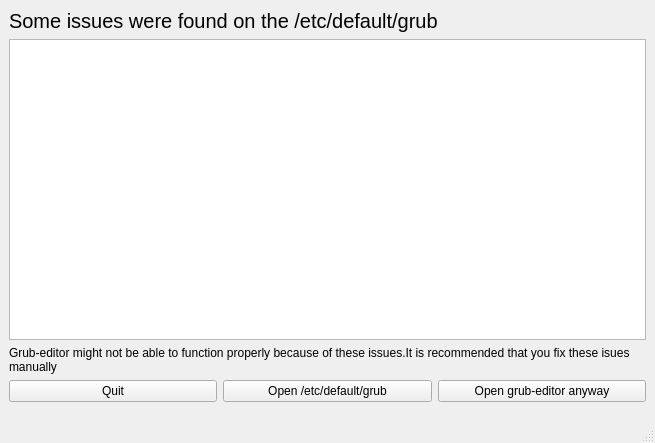
Before: the Qt Designer form ui/issues.ui in Thenujan-0/grub-editor, drawn with Qt 5.
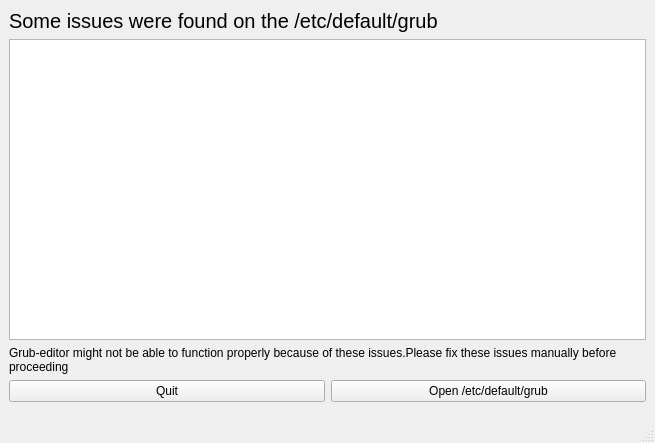
After: the same form once the commit is applied.

Commit message: changed window name of issues.ui

The edit to the form file:
```diff
--- a/ui/issues.ui
+++ b/ui/issues.ui
@@ -35,7 +35,7 @@
       <item>
        <widget class="QLabel" name="label_2">
         <property name="text">
-         <string>Grub-editor might not be able to function properly because of these issues.It is recommended that you fix these isues manually</string>
+         <string>Grub-editor might not be able to function properly because of these issues.Please fix these issues manually before proceeding</string>
         </property>
         <property name="wordWrap">
          <bool>true</bool>
@@ -61,13 +61,6 @@
           </property>
          </widget>
         </item>
-        <item>
-         <widget class="QPushButton" name="btn_open_grubeditor">
-          <property name="text">
-           <string>Open grub-editor anyway</string>
-          </property>
-         </widget>
-        </item>
        </layout>
       </item>
      </layout>
```
Left out of the diff: 4 changed lines with no effect on the pictures.
